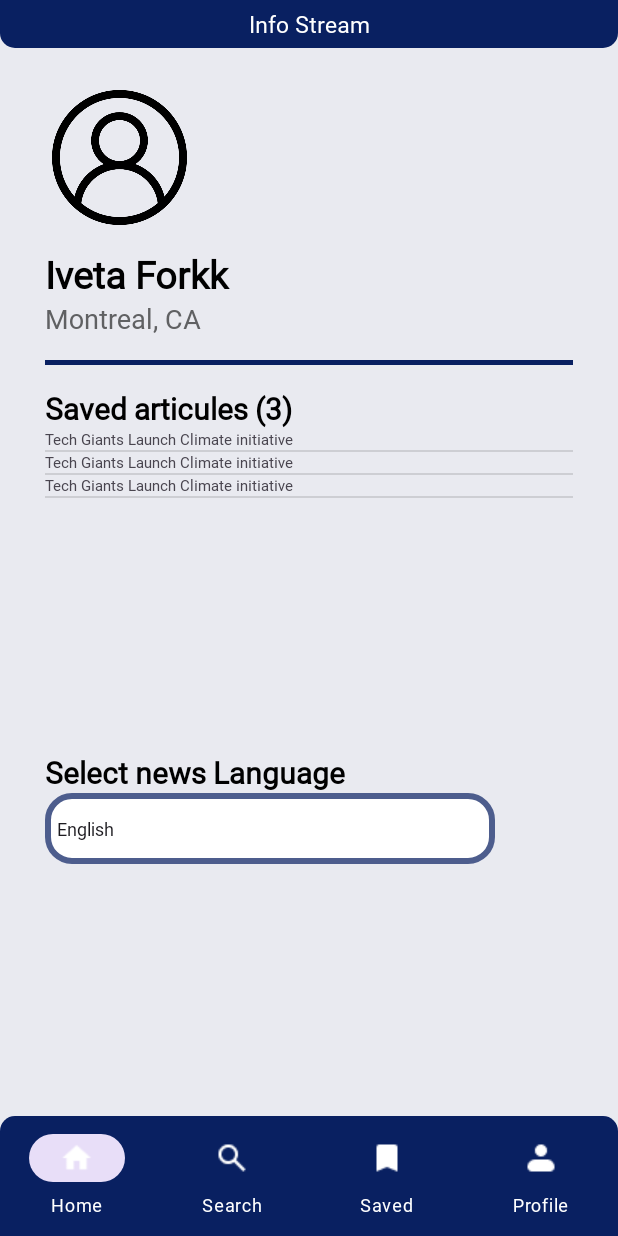
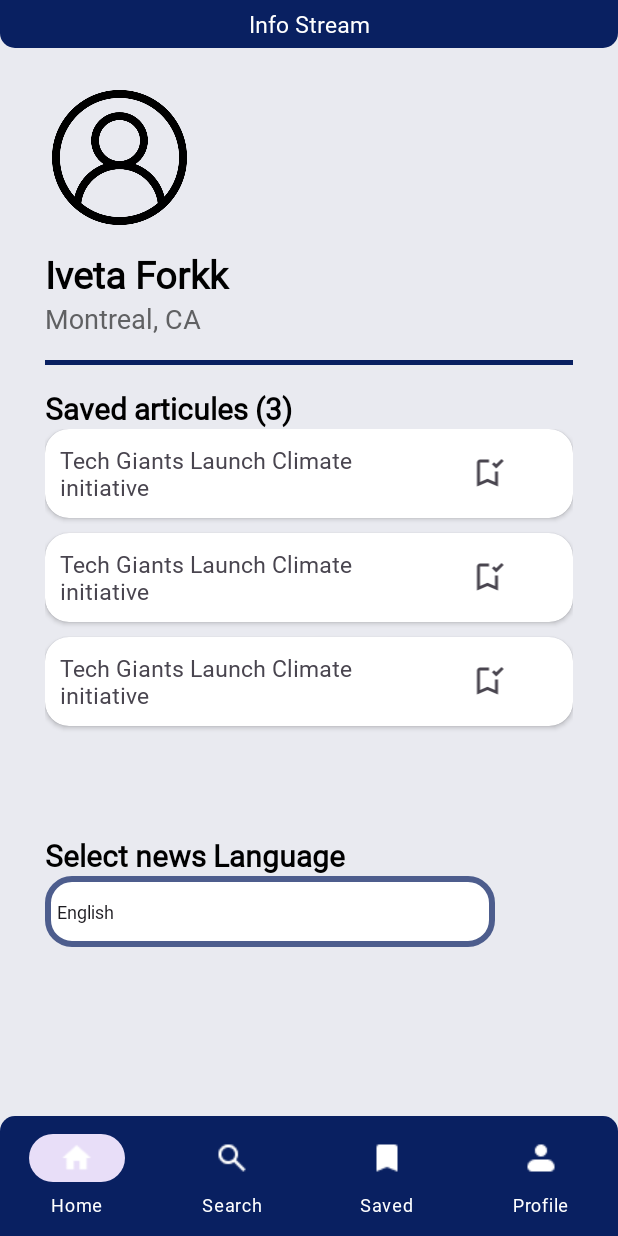
Before and after one commit to Android-Final-Project/android_news_app, an Android app: the ProfileActivity screen opened directly, with no data from a screen before it, on a phone screen of 412 x 824 dp. Run offline under Robolectric (Android 15) with nearby library versions, the phone set to English and light mode, and no system bars.

Commit message:
Profile page - list of saved articles layout

```diff
--- a/MyApplication/app/src/main/java/com/example/myapplication/ProfileActivity.java
+++ b/MyApplication/app/src/main/java/com/example/myapplication/ProfileActivity.java
@@ -9,6 +9,7 @@ import android.widget.Spinner;
 import android.widget.SpinnerAdapter;
 import android.widget.TextView;
 
+import com.example.myapplication.customadapter.ProfileArticleAdapter;
 import com.example.myapplication.model.User;
 
 import java.util.ArrayList;
@@ -48,9 +49,8 @@ public class ProfileActivity extends AppCompatActivity {
         textViewProfileLocation.setText(loggedUser.getLocation());
         textViewProfileSavedArticlesTitle.setText("Saved articules (3)");
 
-        ArrayAdapter<String> articlesAdapter = new ArrayAdapter<>(this,
-                R.layout.profile_articles_list_item, R.id.profileArticleTitle, savedArticles);
-        profileArticleList.setAdapter(articlesAdapter);
+        ProfileArticleAdapter profileArticleAdapter = new ProfileArticleAdapter(this, savedArticles);
+        profileArticleList.setAdapter(profileArticleAdapter);
 
         ArrayAdapter<String> spinnerAdapter = new ArrayAdapter<String>(this, android.R.layout.simple_spinner_item, newsLanguage);
         spinnerNewsLanguage.setAdapter(spinnerAdapter);
--- /dev/null
+++ b/MyApplication/app/src/main/java/com/example/myapplication/customadapter/ProfileArticleAdapter.java
@@ -0,0 +1,56 @@
+package com.example.myapplication.customadapter;
+
+import android.content.Context;
+import android.view.LayoutInflater;
+import android.view.View;
+import android.view.ViewGroup;
+import android.widget.BaseAdapter;
+import android.widget.TextView;
+
+import com.example.myapplication.R;
+
+import java.util.ArrayList;
+import java.util.List;
+
+public class ProfileArticleAdapter extends BaseAdapter {
+
+    private Context context;
+    List<String> titles = new ArrayList<>();
+
+    public ProfileArticleAdapter(Context context, List<String> titles) {
+        this.context = context;
+        this.titles = titles;
+    }
+
+    @Override
+    public int getCount() {
+        return titles.size();
+    }
+
+    @Override
+    public Object getItem(int position) {
+        return titles.get(position);
+    }
+
+    @Override
+    public long getItemId(int position) {
+        return position;
+    }
+
+    @Override
+    public View getView(int position, View convertView, ViewGroup parent) {
+        if (convertView == null) {
+            convertView = LayoutInflater.from(context).
+                    inflate(R.layout.profile_articles_list_item, parent, false);
+        }
+
+        String currentItem = (String) getItem(position);
+
+        TextView textViewItemName = (TextView)
+                convertView.findViewById(R.id.profileArticleTitle);
+
+        textViewItemName.setText(currentItem);
+
+        return convertView;
+    }
+}
--- /dev/null
+++ b/MyApplication/app/src/main/res/drawable/bookmark_added.xml
@@ -0,0 +1,10 @@
+<vector xmlns:android="http://schemas.android.com/apk/res/android"
+    android:width="24dp"
+    android:height="24dp"
+    android:viewportWidth="960"
+    android:viewportHeight="960"
+    android:tint="?attr/colorControlNormal">
+  <path
+      android:fillColor="@android:color/white"
+      android:pathData="M713,360L600,247L656,190L713,247L854,105L911,162L713,360ZM200,840L200,200Q200,167 223.5,143.5Q247,120 280,120L520,120Q520,143 520,160Q520,177 520,200L280,200Q280,200 280,200Q280,200 280,200L280,718L480,632L680,718L680,440Q703,440 720,440Q737,440 760,440L760,840L480,720L200,840ZM280,200L280,200Q280,200 280,200Q280,200 280,200L520,200Q520,200 520,200Q520,200 520,200Q520,200 520,200Q520,200 520,200L520,200L480,200L280,200Z"/>
+</vector>
--- /dev/null
+++ b/MyApplication/app/src/main/res/drawable/card_profile_saved_article.xml
@@ -0,0 +1,8 @@
+<?xml version="1.0" encoding="utf-8"?>
+<shape xmlns:android="http://schemas.android.com/apk/res/android">
+    <solid android:color="#FFFFFF"/>
+    <stroke
+        android:width="4dp"
+        android:color="#FFFFFF"/>
+    <corners android:radius="16dp"/>
+</shape>
--- a/MyApplication/app/src/main/res/layout/activity_profile.xml
+++ b/MyApplication/app/src/main/res/layout/activity_profile.xml
@@ -69,10 +69,13 @@
             android:text="Saved articles"/>
 
         <ListView
+            android:id="@+id/profileArticleList"
             android:layout_width="match_parent"
-            android:layout_height="200dp"
-            android:id="@+id/profileArticleList"
-            ></ListView>
+            android:layout_height="255dp"
+            android:layout_gravity="center"
+            android:divider="@android:color/transparent"
+            android:dividerHeight="10.0sp"
+            tools:listitem="@layout/profile_articles_list_item" />
 
         <TextView
             android:layout_width="match_parent"
--- a/MyApplication/app/src/main/res/layout/profile_articles_list_item.xml
+++ b/MyApplication/app/src/main/res/layout/profile_articles_list_item.xml
@@ -1,10 +1,32 @@
 <?xml version="1.0" encoding="utf-8"?>
-<TextView
-    xmlns:tools="http://schemas.android.com/tools"
+<androidx.cardview.widget.CardView xmlns:android="http://schemas.android.com/apk/res/android"
+    android:layout_width="match_parent"
+    android:layout_height="wrap_content"
     xmlns:app="http://schemas.android.com/apk/res-auto"
-    xmlns:android="http://schemas.android.com/apk/res/android"
-    android:id="@+id/profileArticleTitle"
-    android:textSize="10dp"
-    android:layout_margin="10dp"
-    android:layout_width="match_parent"
-    android:layout_height="wrap_content" />
+    android:layout_margin="12dp"
+    android:elevation="4dp"
+    app:cardCornerRadius="16dp">
+
+    <LinearLayout
+        android:layout_width="match_parent"
+        android:layout_height="wrap_content"
+        android:orientation="horizontal">
+
+        <TextView
+            android:id="@+id/profileArticleTitle"
+            android:textSize="15dp"
+            android:layout_margin="10dp"
+            android:layout_width="250dp"
+            android:layout_height="wrap_content"
+            android:text="test"/>
+
+        <ImageView
+            android:layout_width="50dp"
+            android:layout_height="wrap_content"
+            android:layout_gravity="center"
+            android:src="@drawable/bookmark_added" />
+
+
+    </LinearLayout>
+
+</androidx.cardview.widget.CardView>
```
